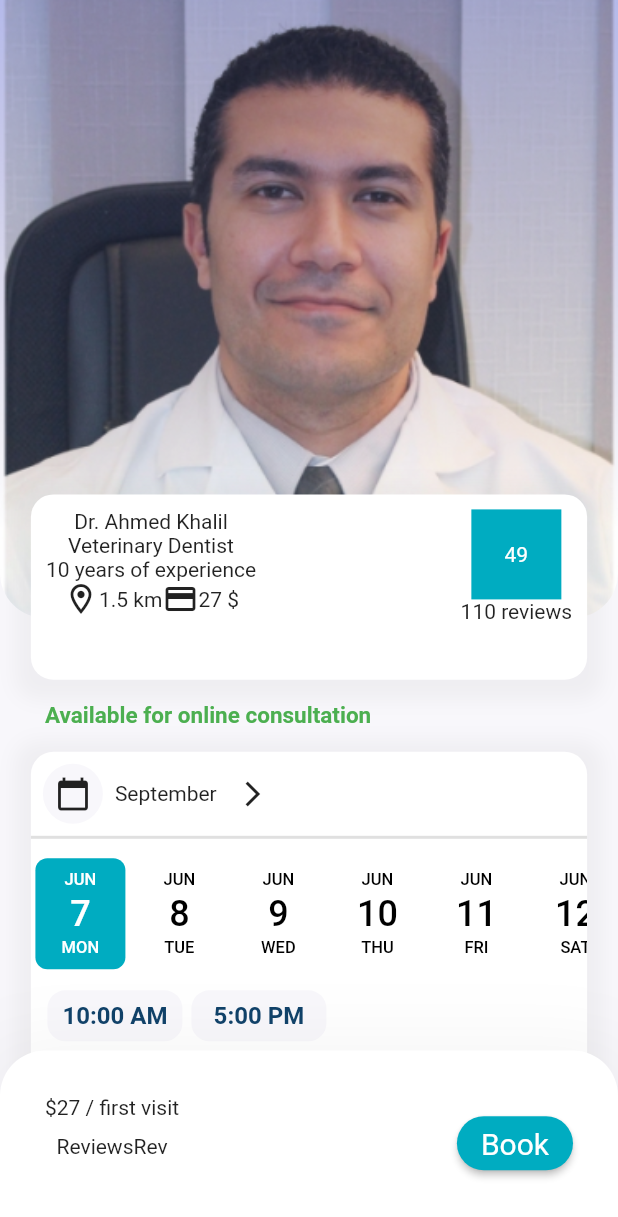
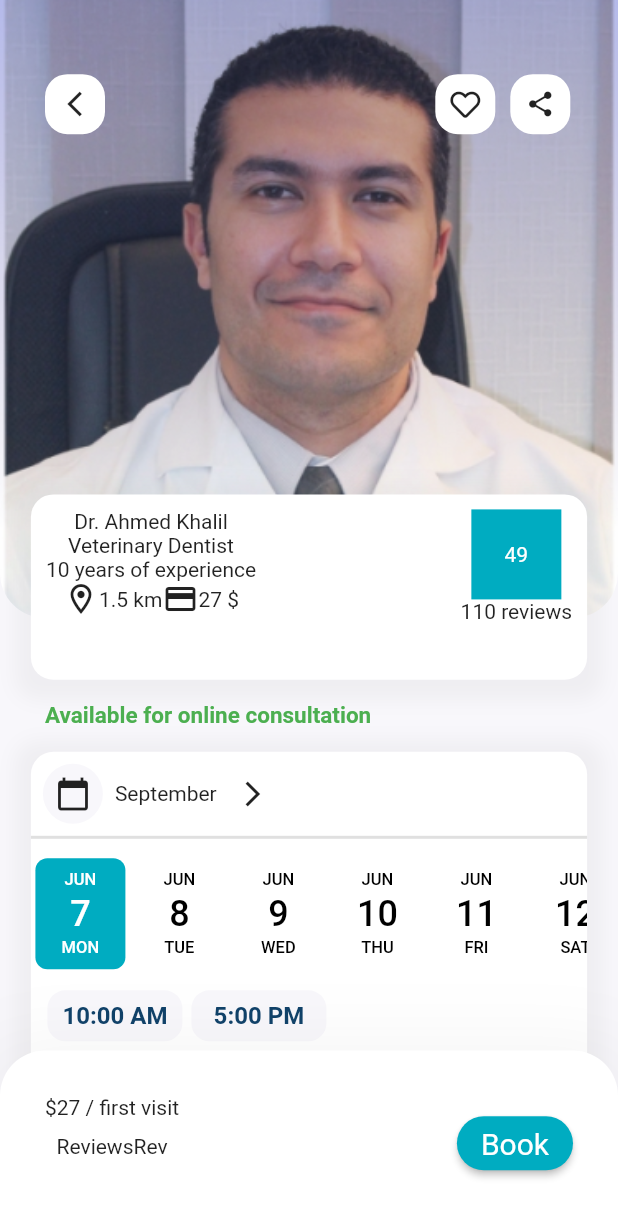
Before and after one commit to AhmedElbasha97/Pet-Hub, a Flutter app: the screen it shows after launch, on a phone screen of 412 x 824 dp. Shown: the top 1217 px of the screen. Run offline on Flutter 3.47's test engine with Material 2 defaults, Android fonts, the light colour scheme and no system bars; drawn by our look-alikes of date_picker_timeline; our stand-ins replace font_awesome_flutter, smooth_star_rating; missing offline and left inert: searchable_dropdown.

Commit message:
Add - Booking Appointment Screen

```diff
--- /dev/null
+++ b/lib/UI/booking_appointment/booking_appointment_screen.dart
@@ -0,0 +1,8 @@
+import 'package:flutter/material.dart';
+
+class BookingAppointment extends StatelessWidget {
+  @override
+  Widget build(BuildContext context) {
+    return Container();
+  }
+}
--- a/lib/UI/doctor_booking_screen/doctor_image_info_stack_widget.dart
+++ b/lib/UI/doctor_booking_screen/doctor_image_info_stack_widget.dart
@@ -1,4 +1,5 @@
 import 'package:flutter/material.dart';
+import 'package:font_awesome_flutter/font_awesome_flutter.dart';
 
 class DoctorBookingImageInfoStack extends StatelessWidget {
   final mediaQuery;
@@ -18,6 +19,75 @@ class DoctorBookingImageInfoStack extends StatelessWidget {
             width: mediaQuery.width,
             height: mediaQuery.height * 0.5,
             alignment: Alignment.topCenter,
+          ),
+        ),
+        Positioned(
+          top: mediaQuery.height * 0.06,
+          child: Padding(
+            padding: const EdgeInsets.symmetric(horizontal: 30.0),
+            child: Container(
+              width: mediaQuery.width * 0.85,
+              child: Row(
+                mainAxisAlignment: MainAxisAlignment.spaceBetween,
+                children: [
+                  Container(
+                    height: 40,
+                    width: 40,
+                    decoration: BoxDecoration(
+                        borderRadius: BorderRadius.all(Radius.circular(15.0)),
+                        color: Colors.white),
+                    child: Center(
+                        child: IconButton(
+                      onPressed: () {},
+                      icon: Icon(
+                        Icons.arrow_back_ios_outlined,
+                        size: 20.0,
+                      ),
+                    )),
+                  ),
+                  Row(
+                    children: [
+                      Container(
+                        height: 40,
+                        width: 40,
+                        decoration: BoxDecoration(
+                            borderRadius:
+                                BorderRadius.all(Radius.circular(15.0)),
+                            color: Colors.white),
+                        child: Center(
+                            child: IconButton(
+                          onPressed: () {},
+                          icon: Icon(
+                            FontAwesomeIcons.heart,
+                            size: 20.0,
+                          ),
+                        )),
+                      ),
+                      SizedBox(
+                        width: 10.0,
+                      ),
+                      Container(
+                        height: 40,
+                        width: 40,
+                        decoration: BoxDecoration(
+                            borderRadius:
+                                BorderRadius.all(Radius.circular(15.0)),
+                            color: Colors.white),
+                        child: Center(
+                          child: IconButton(
+                            onPressed: () {},
+                            icon: Icon(
+                              Icons.share,
+                              size: 20.0,
+                            ),
+                          ),
+                        ),
+                      ),
+                    ],
+                  )
+                ],
+              ),
+            ),
           ),
         ),
         Positioned(
```
